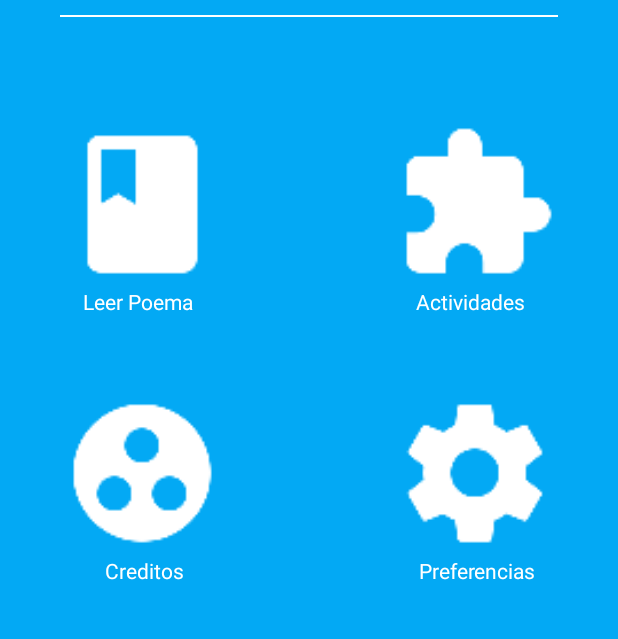
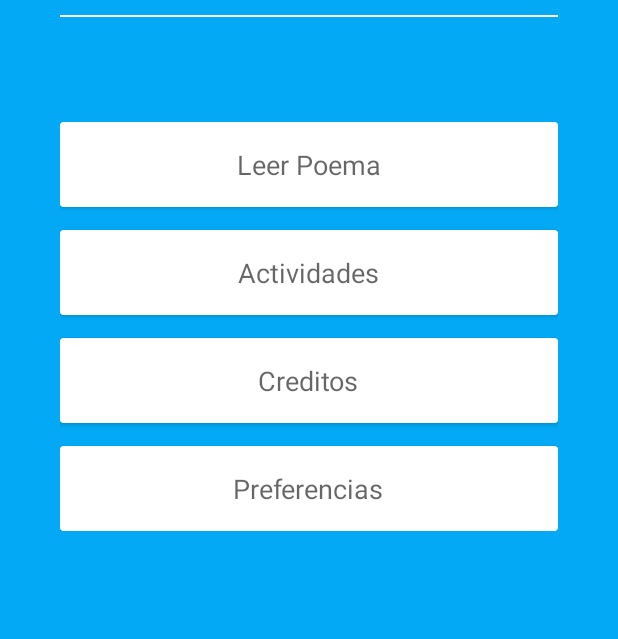
Before and after one commit to guadamuzjj/Margarita-app, an Android app: the screen it shows after launch (MainActivity), on a phone screen of 412 x 824 dp, the part 113-752 px from its top. Run offline under Robolectric (Android 15) with nearby library versions, the phone set to English and light mode, and no system bars.

Commit message:
Adding the cardViews.

```diff
--- a/app/src/main/res/layout/activity_main.xml
+++ b/app/src/main/res/layout/activity_main.xml
@@ -25,80 +25,115 @@
         android:layout_alignLeft="@+id/btnRead"
         android:layout_alignStart="@+id/btnRead"/>
 
-    <RelativeLayout
+    <LinearLayout
         android:layout_width="fill_parent"
         android:layout_height="wrap_content"
-        android:layout_gravity="center_horizontal"
+        android:layout_gravity="center"
+        android:orientation="vertical"
         android:layout_marginTop="70dp" >
 
-        <ImageButton
-            android:id="@+id/btnRead"
+        <android.support.v7.widget.CardView
+            android:layout_width="fill_parent"
+            android:layout_height="wrap_content"
+            android:foreground="?android:attr/selectableItemBackground"
             android:onClick="story"
-            android:background="@mipmap/ic_book_white_48dp"
-            android:contentDescription="@string/read"
-            style="@style/menu_buttons"/>
+            android:id="@+id/cardView1" >
+
+            <RelativeLayout
+                android:layout_width="match_parent"
+                android:layout_height="wrap_content"
+                android:padding="16dp" >
 
                 <TextView
                     android:layout_width="wrap_content"
                     android:layout_height="wrap_content"
+                    android:textAppearance="?android:attr/textAppearanceMedium"
                     android:text="@string/read"
-            android:layout_marginLeft="15dp"
-            style="@style/desc_buttons" />
+                    android:id="@+id/textView2"
+                    android:layout_centerVertical="true"
+                    android:layout_centerHorizontal="true" />
+            </RelativeLayout>
 
-        <ImageButton
-            android:id="@+id/btnActivities"
+        </android.support.v7.widget.CardView>
+
+        <android.support.v7.widget.CardView
+            android:layout_width="fill_parent"
+            android:layout_height="wrap_content"
+            android:foreground="?android:attr/selectableItemBackground"
             android:onClick="exercise"
-            android:background="@mipmap/ic_extension_white_48dp"
-            android:contentDescription="@string/activities"
-            android:layout_alignParentRight="true"
-            style="@style/menu_buttons"/>
+            android:layout_marginTop="15dp"
+            android:padding="16dp"
+            android:id="@+id/cardView2" >
+
+            <RelativeLayout
+                android:layout_width="match_parent"
+                android:layout_height="wrap_content"
+                android:padding="16dp" >
 
                 <TextView
                     android:layout_width="wrap_content"
                     android:layout_height="wrap_content"
+                    android:textAppearance="?android:attr/textAppearanceMedium"
                     android:text="@string/activities"
-            android:layout_marginLeft="15dp"
-            android:layout_alignLeft="@+id/btnActivities"
-            style="@style/desc_buttons"/>
-
+                    android:id="@+id/textView3"
+                    android:layout_centerVertical="true"
+                    android:layout_centerHorizontal="true" />
             </RelativeLayout>
 
+        </android.support.v7.widget.CardView>
+
+        <android.support.v7.widget.CardView
+            android:layout_width="fill_parent"
+            android:layout_height="wrap_content"
+            android:foreground="?android:attr/selectableItemBackground"
+            android:onClick="credits"
+            android:layout_marginTop="15dp"
+            android:padding="16dp"
+            android:id="@+id/cardView4" >
+
             <RelativeLayout
-        android:layout_width="wrap_content"
+                android:layout_width="match_parent"
                 android:layout_height="wrap_content"
-        android:orientation="horizontal"
-        android:layout_gravity="center_horizontal"
-        android:layout_marginTop="50dp" >
-
-        <ImageButton
-            android:id="@+id/btnCredits"
-            android:background="@mipmap/ic_group_work_white_48dp"
-            android:contentDescription="@string/credits"
-            style="@style/menu_buttons" />
+                android:padding="16dp" >
 
                 <TextView
                     android:layout_width="wrap_content"
                     android:layout_height="wrap_content"
+                    android:textAppearance="?android:attr/textAppearanceMedium"
                     android:text="@string/credits"
-            android:layout_marginLeft="30dp"
-            style="@style/desc_buttons"/>
+                    android:id="@+id/textView4"
+                    android:layout_centerVertical="true"
+                    android:layout_centerHorizontal="true" />
+            </RelativeLayout>
 
-        <ImageButton
-            android:id="@+id/btnSettings"
+        </android.support.v7.widget.CardView>
+
+        <android.support.v7.widget.CardView
+            android:layout_width="fill_parent"
+            android:layout_height="wrap_content"
+            android:foreground="?android:attr/selectableItemBackground"
             android:onClick="settings"
-            android:background="@mipmap/ic_settings_white_48dp"
-            android:contentDescription="@string/settings"
-            android:layout_alignParentRight="true"
-            style="@style/menu_buttons" />
+            android:layout_marginTop="15dp"
+            android:padding="16dp"
+            android:id="@+id/cardView3" >
+
+            <RelativeLayout
+                android:layout_width="match_parent"
+                android:layout_height="wrap_content"
+                android:padding="16dp" >
 
                 <TextView
                     android:layout_width="wrap_content"
                     android:layout_height="wrap_content"
+                    android:textAppearance="?android:attr/textAppearanceMedium"
                     android:text="@string/settings"
-            android:layout_marginLeft="17dp"
-            android:layout_alignLeft="@+id/btnSettings"
-            style="@style/desc_buttons"/>
-
+                    android:id="@+id/textView5"
+                    android:layout_centerVertical="true"
+                    android:layout_centerHorizontal="true" />
             </RelativeLayout>
 
+        </android.support.v7.widget.CardView>
+
     </LinearLayout>
+
+</LinearLayout>
```
Also changed, not shown: app/src/main/res/layout/activity_exercise.xml (+85 -7 lines). Lines whose indentation alone changed are shown as unchanged.
